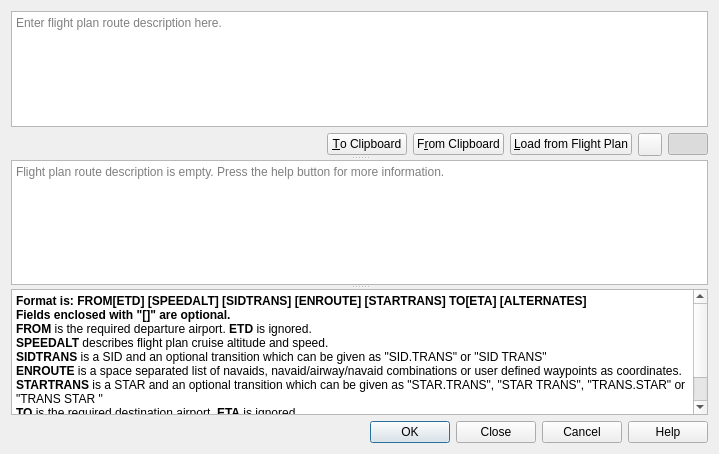
Above: src/routestring/routestringdialog.ui from albar965/littlenavmap before the change. Below: the same form after it.
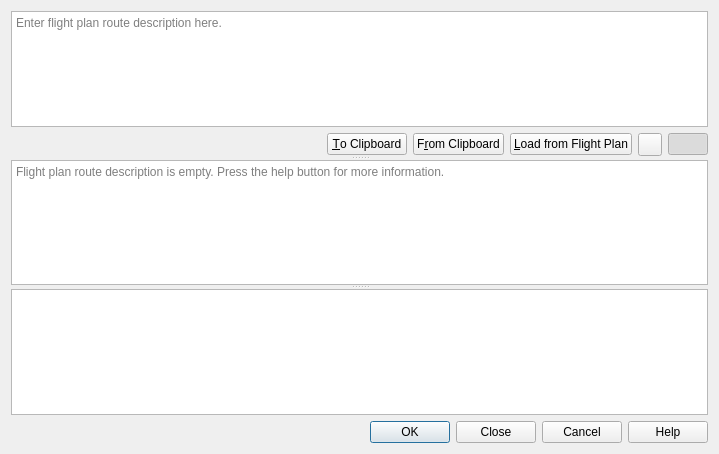
That is the form after the change. Icons and pictures are not drawn.

Commit message: Fixed too small font size in route description help area on macOS.

Diff of the .ui file:
```diff
--- a/src/routestring/routestringdialog.ui
+++ b/src/routestring/routestringdialog.ui
@@ -167,16 +167,7 @@
 &lt;html&gt;&lt;head&gt;&lt;meta name=&quot;qrichtext&quot; content=&quot;1&quot; /&gt;&lt;style type=&quot;text/css&quot;&gt;
 p, li { white-space: pre-wrap; }
 &lt;/style&gt;&lt;/head&gt;&lt;body style=&quot; font-family:'Ubuntu'; font-size:9pt; font-weight:400; font-style:normal;&quot;&gt;
-&lt;p style=&quot; margin-top:0px; margin-bottom:0px; margin-left:0px; margin-right:0px; -qt-block-indent:0; text-indent:0px;&quot;&gt;&lt;span style=&quot; font-weight:600;&quot;&gt;Format is: FROM[ETD] [SPEEDALT] [SIDTRANS] [ENROUTE] [STARTRANS] TO[ETA] [ALTERNATES]&lt;/span&gt;&lt;/p&gt;
-&lt;p style=&quot; margin-top:0px; margin-bottom:0px; margin-left:0px; margin-right:0px; -qt-block-indent:0; text-indent:0px;&quot;&gt;&lt;span style=&quot; font-weight:600;&quot;&gt;Fields enclosed with &amp;quot;[]&amp;quot; are optional.&lt;/span&gt;&lt;/p&gt;
-&lt;p style=&quot; margin-top:0px; margin-bottom:0px; margin-left:0px; margin-right:0px; -qt-block-indent:0; text-indent:0px;&quot;&gt;&lt;span style=&quot; font-weight:600;&quot;&gt;FROM&lt;/span&gt; is the required departure airport. &lt;span style=&quot; font-weight:600;&quot;&gt;ETD&lt;/span&gt; is ignored.&lt;/p&gt;
-&lt;p style=&quot; margin-top:0px; margin-bottom:0px; margin-left:0px; margin-right:0px; -qt-block-indent:0; text-indent:0px;&quot;&gt;&lt;span style=&quot; font-weight:600;&quot;&gt;SPEEDALT&lt;/span&gt; describes flight plan cruise altitude and speed.&lt;/p&gt;
-&lt;p style=&quot; margin-top:0px; margin-bottom:0px; margin-left:0px; margin-right:0px; -qt-block-indent:0; text-indent:0px;&quot;&gt;&lt;span style=&quot; font-weight:600;&quot;&gt;SIDTRANS&lt;/span&gt; is a SID and an optional transition which can be given as &amp;quot;SID.TRANS&amp;quot; or &amp;quot;SID TRANS&amp;quot;&lt;/p&gt;
-&lt;p style=&quot; margin-top:0px; margin-bottom:0px; margin-left:0px; margin-right:0px; -qt-block-indent:0; text-indent:0px;&quot;&gt;&lt;span style=&quot; font-weight:600;&quot;&gt;ENROUTE&lt;/span&gt; is a space separated list of navaids, navaid/airway/navaid combinations or user defined waypoints as coordinates.&lt;/p&gt;
-&lt;p style=&quot; margin-top:0px; margin-bottom:0px; margin-left:0px; margin-right:0px; -qt-block-indent:0; text-indent:0px;&quot;&gt;&lt;span style=&quot; font-weight:600;&quot;&gt;STARTRANS&lt;/span&gt; is a STAR and an optional transition which can be given as &amp;quot;STAR.TRANS&amp;quot;, &amp;quot;STAR TRANS&amp;quot;, &amp;quot;TRANS.STAR&amp;quot; or &amp;quot;TRANS STAR &amp;quot;&lt;/p&gt;
-&lt;p style=&quot; margin-top:0px; margin-bottom:0px; margin-left:0px; margin-right:0px; -qt-block-indent:0; text-indent:0px;&quot;&gt;&lt;span style=&quot; font-weight:600;&quot;&gt;TO&lt;/span&gt; is the required destination airport. &lt;span style=&quot; font-weight:600;&quot;&gt;ETA&lt;/span&gt; is ignored.&lt;/p&gt;
-&lt;p style=&quot; margin-top:0px; margin-bottom:0px; margin-left:0px; margin-right:0px; -qt-block-indent:0; text-indent:0px;&quot;&gt;&lt;span style=&quot; font-weight:600;&quot;&gt;ALTERNATES&lt;/span&gt; is a list of alternate or enroute airports depending on selected option.&lt;/p&gt;
-&lt;p style=&quot; margin-top:0px; margin-bottom:0px; margin-left:0px; margin-right:0px; -qt-block-indent:0; text-indent:0px;&quot;&gt;&lt;span style=&quot; font-weight:600;&quot;&gt;Press the help button to open the online manual for more information.&lt;/span&gt;&lt;/p&gt;&lt;/body&gt;&lt;/html&gt;</string>
+&lt;p style=&quot;-qt-paragraph-type:empty; margin-top:0px; margin-bottom:0px; margin-left:0px; margin-right:0px; -qt-block-indent:0; text-indent:0px;&quot;&gt;&lt;br /&gt;&lt;/p&gt;&lt;/body&gt;&lt;/html&gt;</string>
       </property>
      </widget>
     </widget>
```
Left out of the diff: 5 changed lines with no effect on the pictures. The commit also changes 1 other file.
